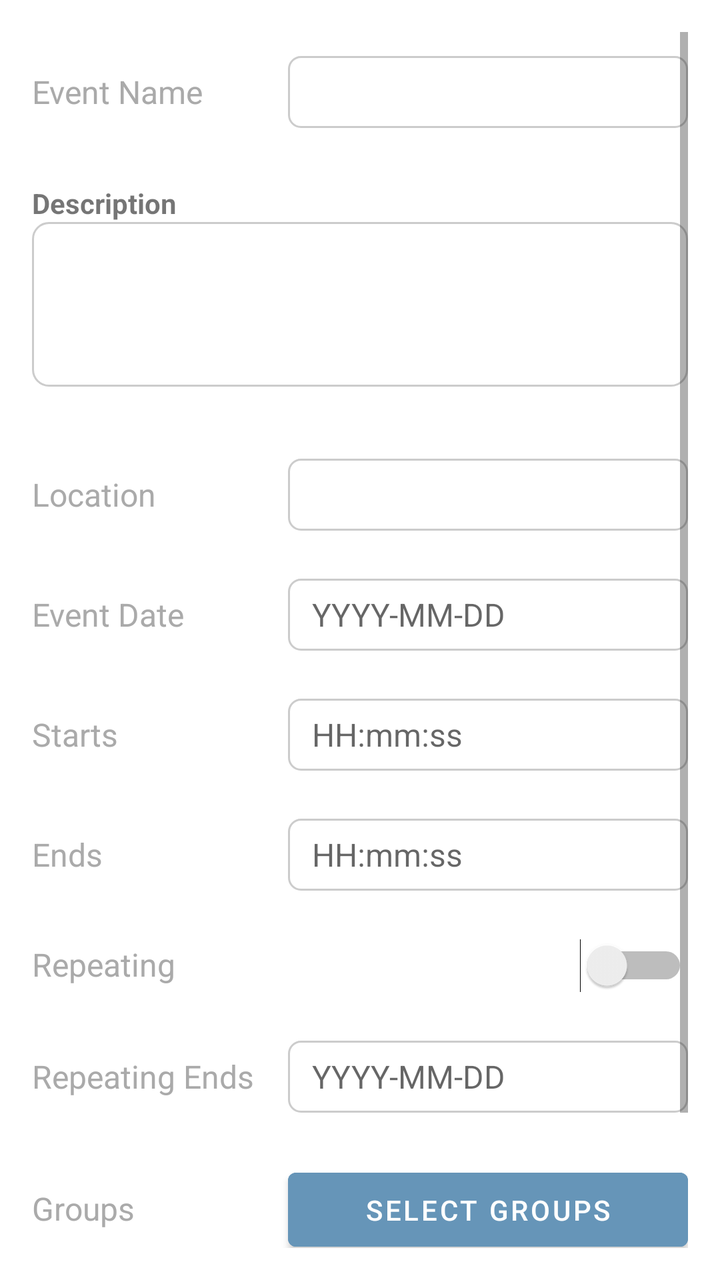
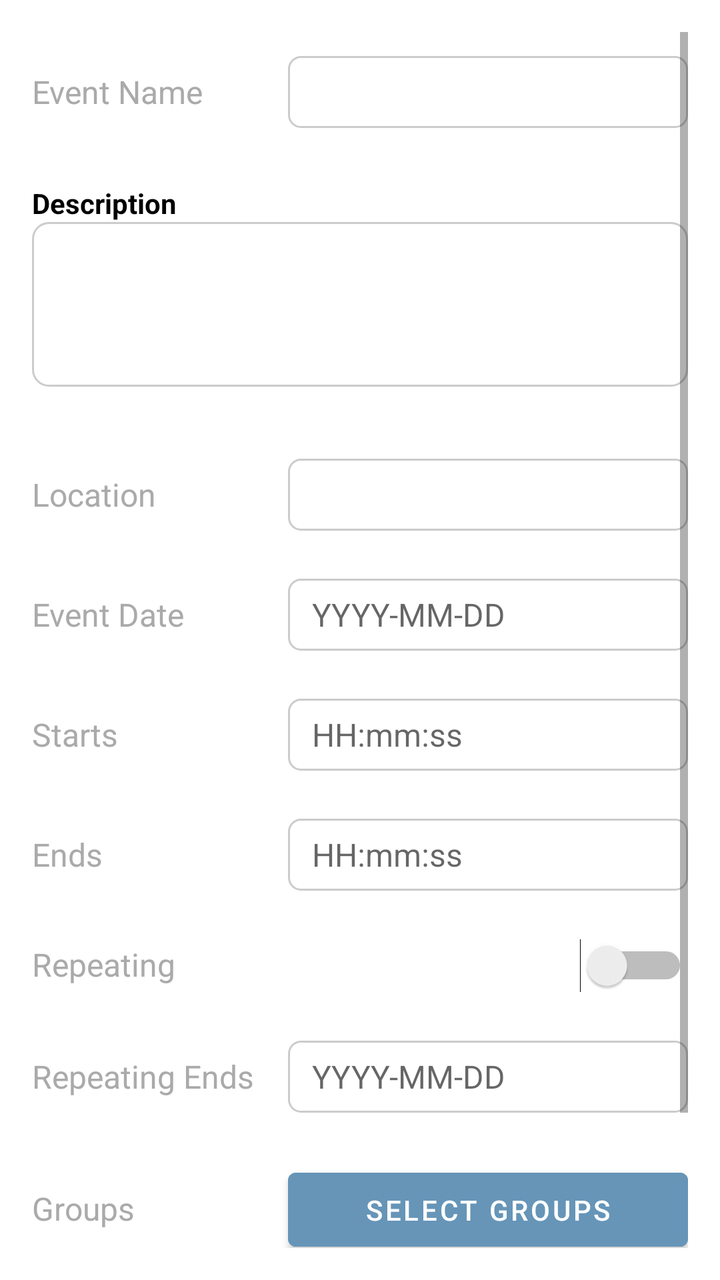

Screens rendered from an Android XML layout before and after an edit, with the pre-edit source and the edit as a unified diff.
<!-- AndroidManifest.xml: application theme Theme.NurseryApp -->
<!-- res/layout/fragment_event_add.xml -->
<?xml version="1.0" encoding="utf-8"?>
<ScrollView xmlns:android="http://schemas.android.com/apk/res/android"
    android:layout_width="match_parent"
    android:layout_height="match_parent"
    android:padding="16dp"
    android:fillViewport="true">

    <LinearLayout
        android:layout_width="match_parent"
        android:layout_height="wrap_content"
        android:orientation="vertical">

        
        <LinearLayout
            style="@style/ProfileItemContainer">

            <TextView
                style="@style/ProfileItemLabel"
                android:text="Event Name" />

            <EditText
                android:id="@+id/etEventName"
                style="@style/ProfileItemValue"
                android:gravity="start|center_vertical" />
        </LinearLayout>

        
        <TextView
            android:text="Description"
            android:layout_width="match_parent"
            android:layout_height="wrap_content"
            android:textStyle="bold"
            android:layout_marginTop="16dp" />

        <EditText
            android:id="@+id/etEventDescription"
            android:layout_width="match_parent"
            android:layout_height="wrap_content"
            android:inputType="textMultiLine"
            android:minLines="3"
            android:gravity="top|start"
            android:paddingVertical="8dp"
            android:paddingLeft="10dp"
            android:background="@drawable/rounded_edittext_background"
            android:layout_marginBottom="24dp" />

        
        <LinearLayout
            style="@style/ProfileItemContainer">

            <TextView
                style="@style/ProfileItemLabel"
                android:text="Location" />

            <EditText
                android:id="@+id/etEventLocation"
                style="@style/ProfileItemValue"
                android:gravity="start|center_vertical" />
        </LinearLayout>

        
        <LinearLayout
            style="@style/ProfileItemContainer">

            <TextView
                style="@style/ProfileItemLabel"
                android:text="Event Date" />

            <EditText
                android:id="@+id/etEventDate"
                style="@style/ProfileItemValue"
                android:hint="YYYY-MM-DD"
                android:gravity="start|center_vertical"
                android:focusable="false"
                android:focusableInTouchMode="false"
                android:clickable="true"
                android:inputType="none"/>
        </LinearLayout>

        
        <LinearLayout
            style="@style/ProfileItemContainer">

            <TextView
                style="@style/ProfileItemLabel"
                android:text="Starts" />

            <EditText
                android:id="@+id/etStartTime"
                style="@style/ProfileItemValue"
                android:hint="HH:mm:ss"
                android:gravity="start|center_vertical"
                android:focusable="false"
                android:focusableInTouchMode="false"
                android:clickable="true"
                android:inputType="none"/>
        </LinearLayout>

        
        <LinearLayout
            style="@style/ProfileItemContainer">

            <TextView
                style="@style/ProfileItemLabel"
                android:text="Ends" />

            <EditText
                android:id="@+id/etEndTime"
                style="@style/ProfileItemValue"
                android:hint="HH:mm:ss"
                android:gravity="start|center_vertical"
                android:focusable="false"
                android:focusableInTouchMode="false"
                android:clickable="true"
                android:inputType="none"/>
        </LinearLayout>

        
        <LinearLayout
            style="@style/ProfileItemContainer">

            <TextView
                style="@style/ProfileItemLabel"
                android:text="Repeating" />

            <Switch
                android:id="@+id/switchRepeating"
                android:layout_width="wrap_content"
                android:layout_height="wrap_content" />
        </LinearLayout>


        
        <LinearLayout
            style="@style/ProfileItemContainer">

            <TextView
                style="@style/ProfileItemLabel"
                android:text="Repeating Ends" />

            <EditText
                android:id="@+id/etRepeatingEndsDate"
                style="@style/ProfileItemValue"
                android:hint="YYYY-MM-DD"
                android:gravity="start|center_vertical"
                android:focusable="false"
                android:focusableInTouchMode="false"
                android:clickable="true"
                android:inputType="none"/>
        </LinearLayout>

        
        <LinearLayout style="@style/ProfileItemContainer">
            <TextView
                style="@style/ProfileItemLabel"
                android:text="Groups" />
            <Button
                android:id="@+id/btnSelectGroups"
                android:layout_width="200dp"
                android:layout_height="wrap_content"
                android:minHeight="36dp"
                android:text="Select Groups"
                android:textColor="@android:color/white"
                android:backgroundTint="@color/kindiedays_blue_light"
                android:paddingVertical="9dp"/>
        </LinearLayout>


        
        <Button
            android:id="@+id/btnSaveEvent"
            android:layout_width="match_parent"
            android:layout_height="wrap_content"
            android:text="Save Event"
            android:paddingVertical="12dp"
            android:layout_marginTop="24dp"
            android:backgroundTint="@color/kindiedays_blue_dark"
            android:textColor="@android:color/white" />

    </LinearLayout>
</ScrollView>
<!-- resources referenced by this layout -->
<resources>
  <color name="kindiedays_blue_dark">#186086</color>
  <color name="kindiedays_blue_light">#6695b8</color>
  <!-- drawable rounded_edittext_background (drawable) -->
  <?xml version="1.0" encoding="utf-8"?>
  <shape xmlns:android="http://schemas.android.com/apk/res/android"
      android:shape="rectangle">
      <solid android:color="@android:color/white" />
      <corners android:radius="8dp" />
      <stroke android:width="1dp" android:color="#CCCCCC" />
  </shape>
  <style name="ProfileItemContainer" parent="android:Widget">
          <item name="android:layout_width">match_parent</item>
          <item name="android:layout_height">wrap_content</item>
          <item name="android:orientation">horizontal</item>
          <item name="android:paddingVertical">12dp</item>
      </style>
  <style name="ProfileItemLabel" parent="android:Widget.TextView">
          <item name="android:layout_width">0dp</item>
          <item name="android:layout_height">wrap_content</item>
          <item name="android:layout_weight">1</item>
          <item name="android:textColor">@android:color/darker_gray</item>
          <item name="android:textSize">16sp</item>
      </style>
  <style name="ProfileItemValue" parent="android:Widget.EditText">
          <item name="android:layout_width">200dp</item>
          <item name="android:layout_height">wrap_content</item>
          <item name="android:minHeight">36dp</item>
          <item name="android:textColor">@android:color/black</item>
          <item name="android:textSize">16sp</item>
          <item name="android:textStyle">normal</item>
          <item name="android:gravity">center_vertical|end</item>
          
          <item name="android:background">@drawable/rounded_input_background</item>
          <item name="android:paddingHorizontal">8dp</item>
          <item name="android:singleLine">true</item>
          
          <item name="android:paddingStart">12dp</item>
          <item name="android:paddingEnd">12dp</item>
      </style>
  <style name="Theme.NurseryApp" parent="Theme.MaterialComponents.DayNight.DarkActionBar">
          
          <item name="colorPrimary">@color/purple_500</item>
          <item name="colorPrimaryVariant">@color/purple_700</item>
          <item name="colorOnPrimary">@color/white</item>
          
          <item name="colorSecondary">@color/teal_200</item>
          <item name="colorSecondaryVariant">@color/teal_700</item>
          <item name="colorOnSecondary">@color/black</item>
          
          <item name="android:statusBarColor">?attr/colorPrimaryVariant</item>
          
      </style>
  <!-- drawable rounded_input_background (drawable) -->
  <?xml version="1.0" encoding="utf-8"?>
  <shape xmlns:android="http://schemas.android.com/apk/res/android"
      android:shape="rectangle">
      
      <solid android:color="@android:color/white" />
      
      <corners android:radius="6dp" />
      
      <stroke android:width="1dp" android:color="#CCCCCC" />
  </shape>
  <color name="purple_500">#FF6200EE</color>
  <color name="purple_700">#FF3700B3</color>
  <color name="white">#FFFFFFFF</color>
  <color name="teal_200">#FF03DAC5</color>
  <color name="teal_700">#FF018786</color>
  <color name="black">#FF000000</color>
</resources>

<!-- the commit's change to res/layout/fragment_event_add.xml (unified diff, before → after) -->
@@ -30,6 +30,7 @@
             android:layout_width="match_parent"
             android:layout_height="wrap_content"
             android:textStyle="bold"
+            android:textColor="#000000"
             android:layout_marginTop="16dp" />
 
         <EditText
@@ -37,6 +38,7 @@
             android:layout_width="match_parent"
             android:layout_height="wrap_content"
             android:inputType="textMultiLine"
+            android:textColor="#000000"
             android:minLines="3"
             android:gravity="top|start"
             android:paddingVertical="8dp"
<!-- resource entries referenced after the edit -->
@@ -27,7 +27,8 @@
           <item name="android:layout_width">200dp</item>
           <item name="android:layout_height">wrap_content</item>
           <item name="android:minHeight">36dp</item>
-          <item name="android:textColor">@android:color/black</item>
+          <item name="android:textColor">"#000000"</item>
+  
           <item name="android:textSize">16sp</item>
           <item name="android:textStyle">normal</item>
           <item name="android:gravity">center_vertical|end</item>
